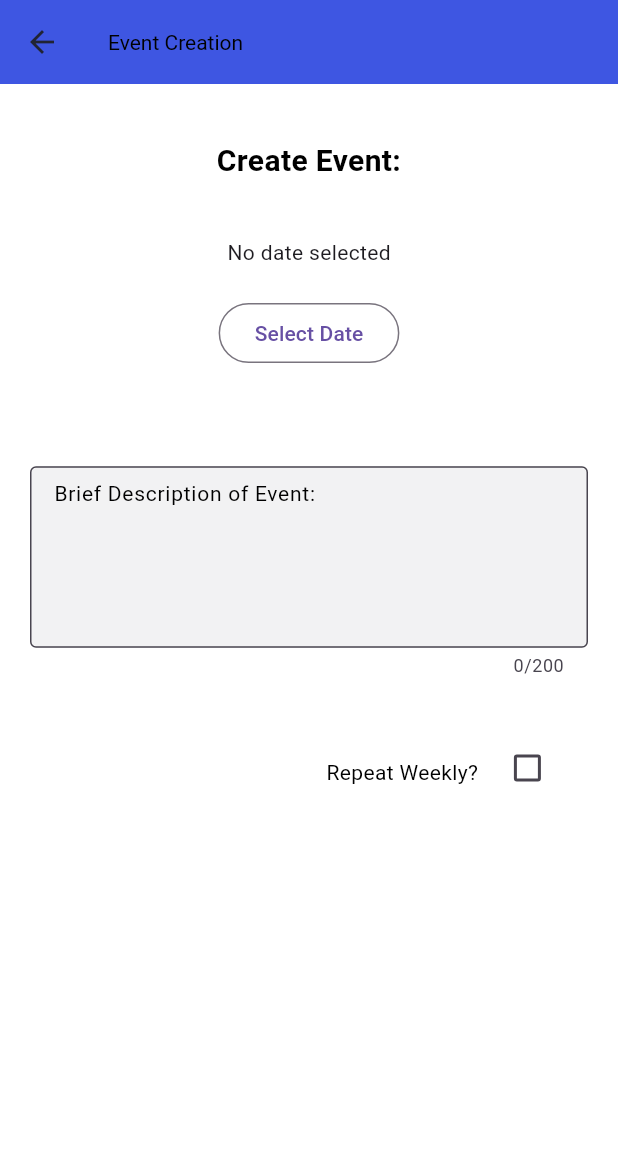
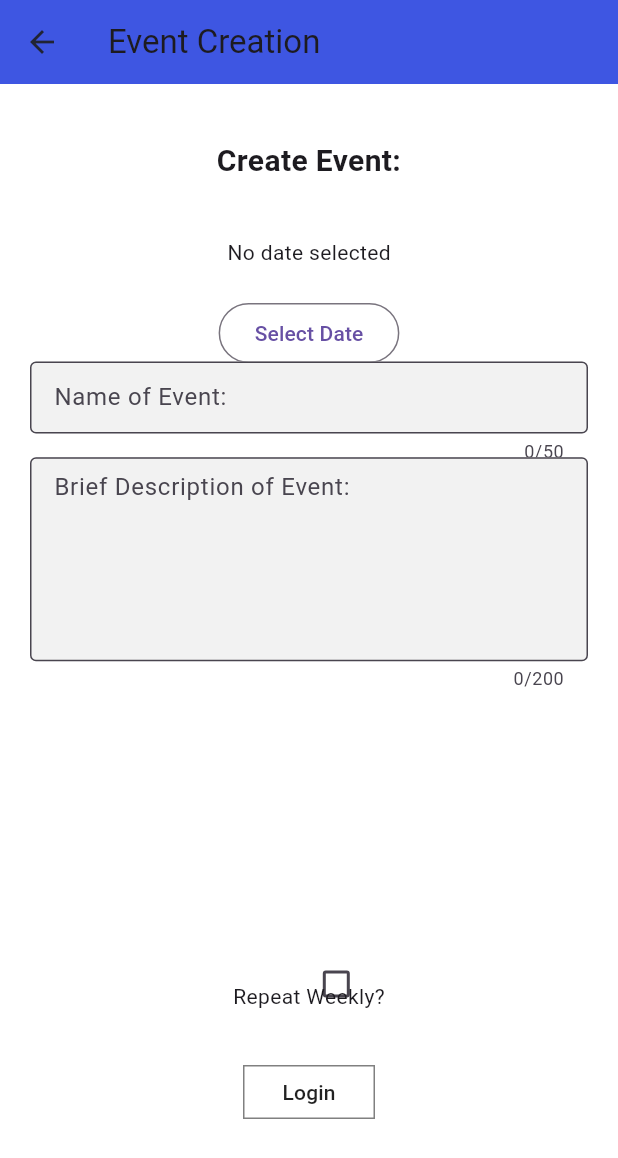
Before and after one commit to 5C-UoP/soc-drawer, a Flutter app: the screen it shows after launch, on a phone screen of 412 x 824 dp. Shown: the top 1158 px of the screen. Run offline on Flutter 3.47's test engine with Material 3 defaults, Android fonts, the light colour scheme and no system bars; our stand-ins replace table_calendar; missing offline and left inert: window_manager; generated files the repository leaves out were written again.

Commit message:
event create implementation (-location)

```diff
--- a/lib/src/event_create.dart
+++ b/lib/src/event_create.dart
@@ -1,4 +1,7 @@
 import 'package:flutter/material.dart';
+import 'package:socdrawer/src/event.dart';
+import 'package:table_calendar/table_calendar.dart';
+import 'event.dart';
 
 class EventCreate extends StatefulWidget {
   const EventCreate({super.key});
@@ -10,6 +13,15 @@ class EventCreate extends StatefulWidget {
 }
 
 class EventCreateState extends State<EventCreate> {
+  String eventName = '';
+  String eventDescription = '';
+  String eventLocation = '';
+  String eventSociety = '';
+  DateTime eventDateTime = DateTime.now();
+  bool repeatChecked = false;
+  final TextEditingController eventDescController = TextEditingController();
+  final TextEditingController eventNameController = TextEditingController();
+  // final newEvent = Event();
   @override
   Widget build(BuildContext context) {
     return Scaffold(
@@ -22,15 +34,7 @@ class EventCreateState extends State<EventCreate> {
         shape: const RoundedRectangleBorder(
           borderRadius: BorderRadius.zero,
         ),
-        title: const Text(
-          "Event Creation",
-          style: TextStyle(
-            fontWeight: FontWeight.w400,
-            fontStyle: FontStyle.normal,
-            fontSize: 14,
-            color: Color(0xff000000),
-          ),
-        ),
+        title: const Text("Event Creation"),
         leading: const Icon(
           Icons.arrow_back,
           color: Color(0xff212435),
@@ -48,41 +52,70 @@ class EventCreateState extends State<EventCreate> {
               overflow: TextOverflow.clip,
               style: TextStyle(
                 fontWeight: FontWeight.w700,
-                fontStyle: FontStyle.normal,
                 fontSize: 20,
-                color: Color(0xff000000),
               ),
             ),
           ),
-          const Align(alignment: Alignment(0.0, -0.7), child: DatePicker()),
           Align(
-            alignment: const Alignment(0.8, 0.2),
-            child: Checkbox(
-              onChanged: (value) {},
-              activeColor: Color(0xff3a57e8),
-              autofocus: false,
-              checkColor: Color(0xffffffff),
-              hoverColor: Color(0x42000000),
-              splashRadius: 20,
-              value: false,
+            alignment: const Alignment(0.0, -0.7),
+            child: DatePicker(
+              onDateSelected: (DateTime selectedDate) {
+                setState(() {
+                  eventDateTime = selectedDate;
+                });
+              },
             ),
           ),
+          Align(
+            alignment: const Alignment(0.1, 0.6),
+            child: Checkbox(
+              value: repeatChecked,
+              splashRadius: 20,
+              onChanged: (bool? value) {
+                setState(() {
+                  repeatChecked = value!;
+                });
+              },
+            ),
+          ),
+          // Name TextField
+          Padding(
+            padding: const EdgeInsets.all(20),
+            child: Align(
+              alignment: const Alignment(0.0, -0.5),
+              child: TextField(
+                controller: eventNameController,
+                obscureText: false,
+                textAlign: TextAlign.left,
+                maxLines: 1,
+                maxLength: 50,
+                decoration: InputDecoration(
+                  border: OutlineInputBorder(
+                    borderRadius: BorderRadius.circular(4.0),
+                    borderSide:
+                        const BorderSide(color: Color(0xff000000), width: 1),
+                  ),
+                  hintText: "Name of Event:",
+                  filled: true,
+                  fillColor: Color(0xfff2f2f2),
+                  isDense: false,
+                  contentPadding: EdgeInsets.fromLTRB(12, 8, 12, 8),
+                ),
+              ),
+            ),
+          ),
+
+          // Description TextField
           Padding(
             padding: const EdgeInsets.all(20),
             child: Align(
               alignment: const Alignment(0.0, -0.2),
               child: TextField(
-                controller: TextEditingController(),
+                controller: eventDescController,
                 obscureText: false,
                 textAlign: TextAlign.left,
                 maxLines: 5,
                 maxLength: 200,
-                style: const TextStyle(
-                  fontWeight: FontWeight.w400,
-                  fontStyle: FontStyle.normal,
-                  fontSize: 14,
-                  color: Color(0xff000000),
-                ),
                 decoration: InputDecoration(
                   border: OutlineInputBorder(
                     borderRadius: BorderRadius.circular(4.0),
@@ -90,14 +123,8 @@ class EventCreateState extends State<EventCreate> {
                         const BorderSide(color: Color(0xff000000), width: 1),
                   ),
                   hintText: "Brief Description of Event:",
-                  hintStyle: const TextStyle(
-                    fontWeight: FontWeight.w400,
-                    fontStyle: FontStyle.normal,
-                    fontSize: 14,
-                    color: Color(0xff000000),
-                  ),
                   filled: true,
-                  fillColor: Color(0xfff2f2f3),
+                  fillColor: Color(0xfff2f2f2),
                   isDense: false,
                   contentPadding: EdgeInsets.fromLTRB(12, 8, 12, 8),
                 ),
@@ -105,18 +132,36 @@ class EventCreateState extends State<EventCreate> {
             ),
           ),
           const Align(
-            alignment: Alignment(0.4, 0.2),
+            alignment: Alignment(0, 0.6),
             child: Text(
               "Repeat Weekly?",
-              textAlign: TextAlign.start,
-              overflow: TextOverflow.clip,
-              style: TextStyle(
-                fontWeight: FontWeight.w400,
-                fontStyle: FontStyle.normal,
-                fontSize: 14,
-                color: Color(0xff000000),
-              ),
             ),
+          ),
+          Align(
+            alignment: const Alignment(0, 0.8),
+            child: MaterialButton(
+                onPressed: () {
+                  setState(() {
+                    eventName = eventNameController.text;
+                    eventDescription = eventDescController.text;
+                    // eventDateTime =
+                  });
+                  final newEvent = Event(
+                    name: eventName,
+                    description: eventDescription,
+                    location: eventLocation,
+                    society: eventSociety,
+                    dateTime: eventDateTime,
+                  );
+                  print(newEvent.toString());
+                },
+                shape: const RoundedRectangleBorder(
+                  borderRadius: BorderRadius.zero,
+                  side: BorderSide(color: Color(0xff808080), width: 1),
+                ),
+                padding:
+                    const EdgeInsets.symmetric(horizontal: 16, vertical: 8),
+                child: const Text("Login")),
           ),
         ],
       ),
@@ -125,7 +170,8 @@ class EventCreateState extends State<EventCreate> {
 }
 
 class DatePicker extends StatefulWidget {
-  const DatePicker({super.key});
+  final Function(DateTime) onDateSelected;
+  const DatePicker({super.key, required this.onDateSelected});
 
   @override
   State<DatePicker> createState() => _DatePickerState();
@@ -145,6 +191,7 @@ class _DatePickerState extends State<DatePicker> {
     setState(() {
       selectedDate = pickedDate;
     });
+    widget.onDateSelected(selectedDate!);
   }
 
   @override
```
Also changed, not shown: 2 other files.
